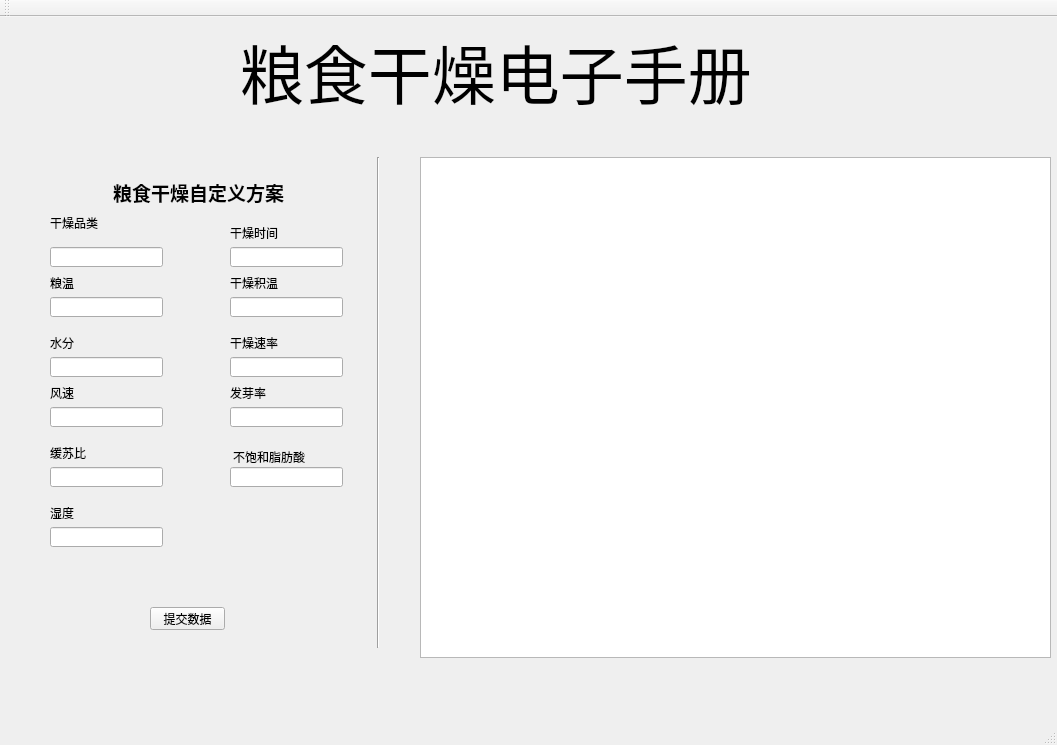
Before: the Qt Designer form mainwindow.ui in YHY-13/ui, drawn with Qt 5.
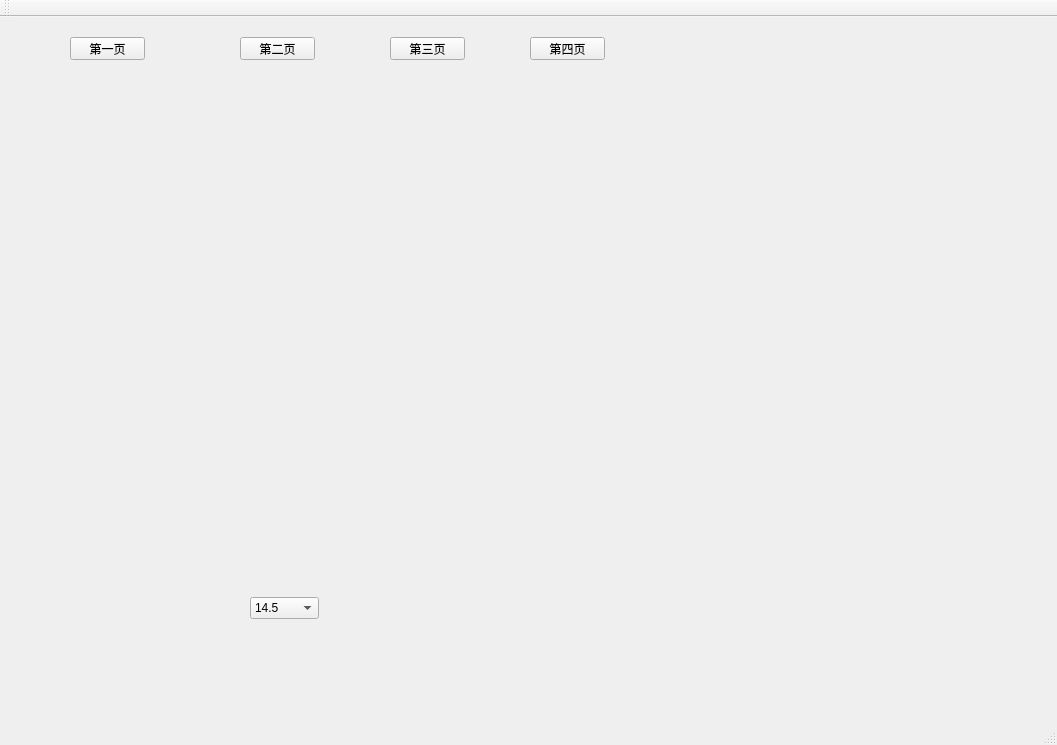
After: the same form once the commit is applied. Custom widgets are drawn as their Qt base class.

The edit to the form file:
```diff
--- a/mainwindow.ui
+++ b/mainwindow.ui
@@ -14,25 +14,6 @@
    <string>MainWindow</string>
   </property>
   <widget class="QWidget" name="centralWidget">
-   <widget class="QLabel" name="label">
-    <property name="geometry">
-     <rect>
-      <x>240</x>
-      <y>9</y>
-      <width>576</width>
-      <height>90</height>
-     </rect>
-    </property>
-    <property name="font">
-     <font>
-      <family>Comic Sans MS</family>
-      <pointsize>48</pointsize>
-     </font>
-    </property>
-    <property name="text">
-     <string>粮食干燥电子手册</string>
-    </property>
-   </widget>
    <widget class="QStackedWidget" name="stackedWidget">
     <property name="geometry">
      <rect>
@@ -43,7 +24,7 @@
      </rect>
     </property>
     <property name="currentIndex">
-     <number>1</number>
+     <number>2</number>
     </property>
     <widget class="QWidget" name="find">
      <widget class="QToolBox" name="toolBox">
@@ -981,6 +962,115 @@
       </property>
      </widget>
     </widget>
+    <widget class="QWidget" name="page_view">
+     <widget class="QChartView" name="widget" native="true">
+      <property name="geometry">
+       <rect>
+        <x>170</x>
+        <y>80</y>
+        <width>611</width>
+        <height>371</height>
+       </rect>
+      </property>
+     </widget>
+     <widget class="QComboBox" name="comboBox">
+      <property name="geometry">
+       <rect>
+        <x>220</x>
+        <y>490</y>
+        <width>69</width>
+        <height>22</height>
+       </rect>
+      </property>
+      <item>
+       <property name="text">
+        <string>14.5</string>
+       </property>
+      </item>
+      <item>
+       <property name="text">
+        <string>15</string>
+       </property>
+      </item>
+      <item>
+       <property name="text">
+        <string>15.5</string>
+       </property>
+      </item>
+      <item>
+       <property name="text">
+        <string>16</string>
+       </property>
+      </item>
+      <item>
+       <property name="text">
+        <string>16.5</string>
+       </property>
+      </item>
+      <item>
+       <property name="text">
+        <string>17</string>
+       </property>
+      </item>
+      <item>
+       <property name="text">
+        <string>17.5</string>
+       </property>
+      </item>
+     </widget>
+    </widget>
+   </widget>
+   <widget class="QPushButton" name="pushButton_page1">
+    <property name="geometry">
+     <rect>
+      <x>70</x>
+      <y>20</y>
+      <width>75</width>
+      <height>23</height>
+     </rect>
+    </property>
+    <property name="text">
+     <string>第一页</string>
+    </property>
+   </widget>
+   <widget class="QPushButton" name="pushButton_page2">
+    <property name="geometry">
+     <rect>
+      <x>240</x>
+      <y>20</y>
+      <width>75</width>
+      <height>23</height>
+     </rect>
+    </property>
+    <property name="text">
+     <string>第二页</string>
+    </property>
+   </widget>
+   <widget class="QPushButton" name="pushButton_page3">
+    <property name="geometry">
+     <rect>
+      <x>390</x>
+      <y>20</y>
+      <width>75</width>
+      <height>23</height>
+     </rect>
+    </property>
+    <property name="text">
+     <string>第三页</string>
+    </property>
+   </widget>
+   <widget class="QPushButton" name="pushButton_page4">
+    <property name="geometry">
+     <rect>
+      <x>530</x>
+      <y>20</y>
+      <width>75</width>
+      <height>23</height>
+     </rect>
+    </property>
+    <property name="text">
+     <string>第四页</string>
+    </property>
    </widget>
   </widget>
   <widget class="QMenuBar" name="menuBar">
@@ -1004,6 +1094,14 @@
   <widget class="QStatusBar" name="statusBar"/>
  </widget>
  <layoutdefault spacing="6" margin="11"/>
+ <customwidgets>
+  <customwidget>
+   <class>QChartView</class>
+   <extends>QWidget</extends>
+   <header location="global">qchartview.h</header>
+   <container>1</container>
+  </customwidget>
+ </customwidgets>
  <resources/>
  <connections/>
 </ui>
```
Left out of the diff: 15 changed lines with no effect on the pictures.
